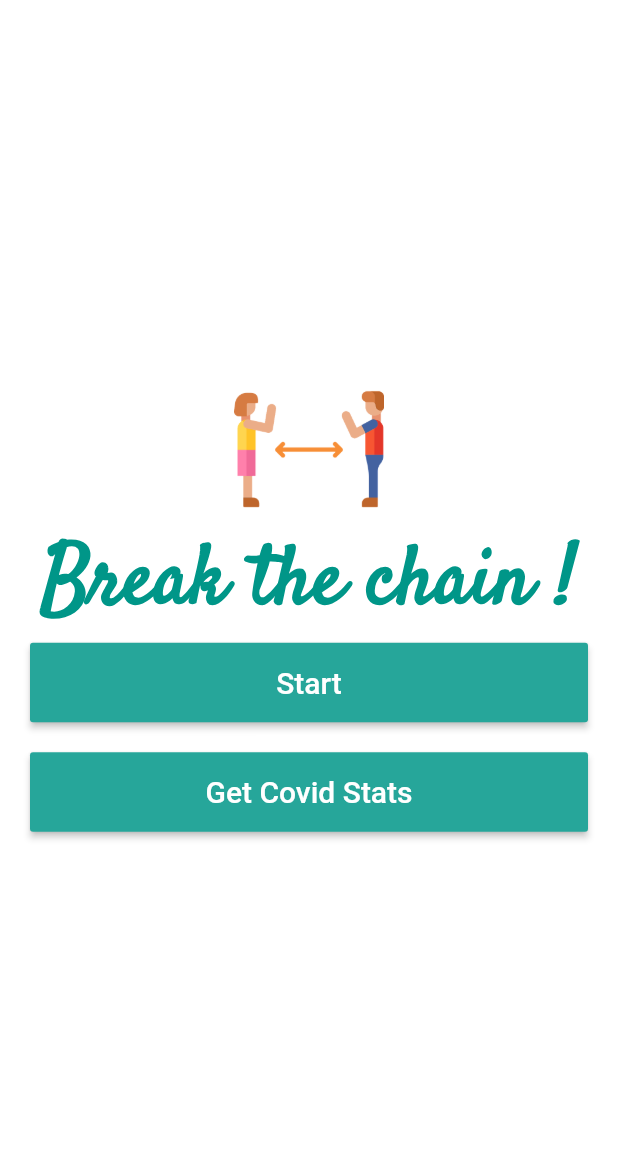
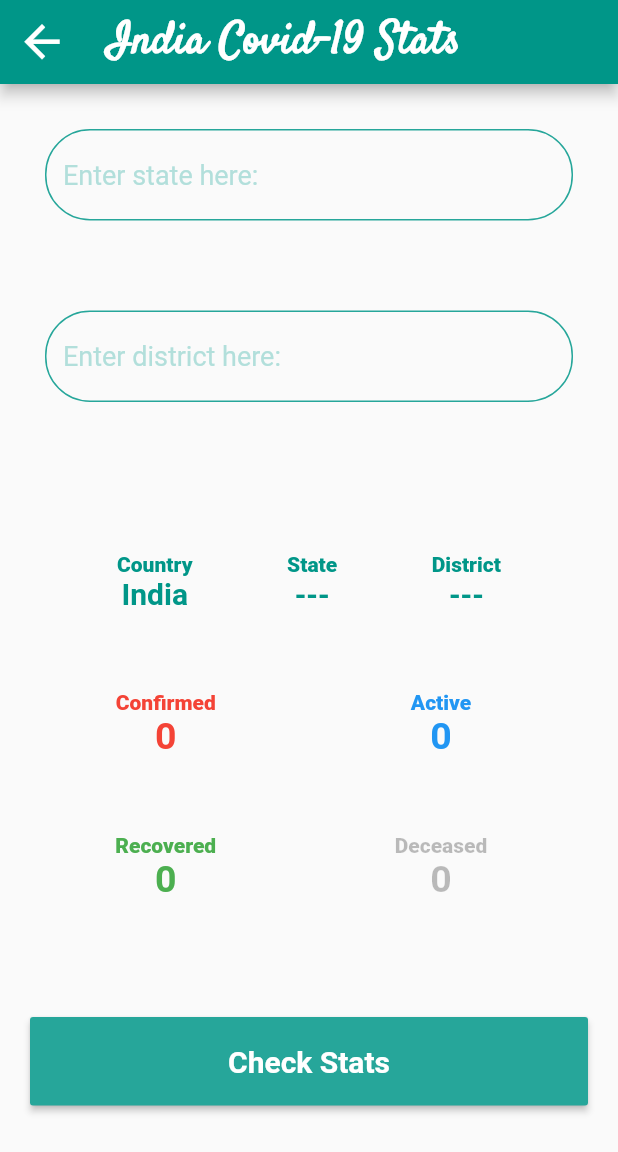
Before and after one commit to munish2301/Break-the-chain, a Flutter app: the HomePage screen opened by its route, after a tap on "Get Covid Stats", on a phone screen of 412 x 824 dp. Shown: the top 1152 px of the screen. Run offline on Flutter 3.47's test engine with Material 2 defaults, Android fonts, the light colour scheme and no system bars; missing offline and left inert: quartet; network calls fail.

Commit message:
Integrating API code with Covid Data UI

```diff
--- a/break_the_chain/lib/constants.dart
+++ b/break_the_chain/lib/constants.dart
@@ -11,3 +11,9 @@ const kHomePageButtonStyle = TextStyle(
   fontWeight: FontWeight.w500,
   fontSize: 20.0,
 );
+const kCovidDataTitleTextStyle = TextStyle(
+  color: Colors.white,
+  fontFamily: 'Satisfy',
+  fontWeight: FontWeight.bold,
+  fontSize: 30.0,
+);
--- /dev/null
+++ b/break_the_chain/lib/covid_data.dart
@@ -0,0 +1,16 @@
+import 'networking.dart';
+
+const indiaCovidStatURL = 'https://api.covid19india.org/data.json';
+const stateURL = 'https://api.covid19india.org/state_district_wise.json#';
+
+class CovidDataModel {
+  Future<dynamic> getIndiaStat() async {
+    Network net = Network(url: indiaCovidStatURL);
+    return await net.getData();
+  }
+
+  Future<dynamic> getDistrictStat() async {
+    Network net = Network(url: stateURL);
+    return await net.getData();
+  }
+}
--- /dev/null
+++ b/break_the_chain/lib/coviddatascreen.dart
@@ -0,0 +1,391 @@
+import 'package:break_the_chain/homepage.dart';
+import 'package:flutter/cupertino.dart';
+import 'package:flutter/material.dart';
+import 'package:quartet/quartet.dart';
+
+import 'constants.dart';
+import 'covid_data.dart';
+
+CovidDataModel cm = CovidDataModel();
+
+class CovidDataScreen extends StatefulWidget {
+  final dynamic coviddata;
+  CovidDataScreen({@required this.coviddata});
+  @override
+  _CovidDataScreenState createState() => _CovidDataScreenState();
+}
+
+class _CovidDataScreenState extends State<CovidDataScreen> {
+  final stateholder = TextEditingController();
+  final districtholder = TextEditingController();
+  String state;
+  String district;
+  int numOfActive;
+  int numOfDeaths;
+  int numOfRecoveries;
+  int numOfTotalCases;
+  @override
+  void initState() {
+    super.initState();
+    updateUI(widget.coviddata);
+  }
+
+  void updateUI(dynamic mydata) {
+    if (mydata == null) {
+      numOfActive = 0;
+      numOfDeaths = 0;
+      numOfRecoveries = 0;
+      numOfTotalCases = 0;
+      return;
+    }
+    setState(() {
+      bool isFine = ((state != null && district != null) &&
+          (mydata.containsKey(state) == true) &&
+          (mydata[state]['districtData'].containsKey(district) == true));
+      if (isFine == false) {
+        mydata = widget.coviddata;
+        state = '---';
+        district = '---';
+      }
+      numOfTotalCases = isFine
+          ? mydata[state]['districtData'][district]['confirmed']
+          : int.parse(mydata['cases_time_series'].last['totalconfirmed']);
+      numOfRecoveries = isFine
+          ? mydata[state]['districtData'][district]['recovered']
+          : int.parse(mydata['cases_time_series'].last['totalrecovered']);
+      numOfDeaths = isFine
+          ? mydata[state]['districtData'][district]['deceased']
+          : int.parse(mydata['cases_time_series'].last['totaldeceased']);
+      numOfActive = isFine
+          ? mydata[state]['districtData'][district]['active']
+          : numOfTotalCases - numOfRecoveries - numOfDeaths;
+    });
+  }
+
+  @override
+  Widget build(BuildContext context) {
+    return Scaffold(
+      appBar: AppBar(
+        leading: IconButton(
+          icon: Icon(
+            Icons.arrow_back,
+            color: Colors.white,
+          ),
+          iconSize: 35.0,
+          onPressed: () {
+            Navigator.pushNamed(context, HomePage.homepageId);
+          },
+        ),
+        backgroundColor: Colors.teal,
+        title: Text(
+          "India Covid-19 Stats",
+          style: kCovidDataTitleTextStyle,
+        ),
+      ),
+      body: SafeArea(
+        child: Container(
+          child: ListView(
+            children: <Widget>[
+              Container(
+                padding: EdgeInsets.all(15.0),
+                margin: EdgeInsets.all(15.0),
+                child: TextField(
+                  controller: stateholder,
+                  decoration: InputDecoration(
+                    enabledBorder: OutlineInputBorder(
+                      borderRadius: BorderRadius.circular(30.0),
+                      borderSide: BorderSide(color: Colors.teal[400]),
+                    ),
+                    focusedBorder: OutlineInputBorder(
+                      borderRadius: BorderRadius.circular(30.0),
+                      borderSide: BorderSide(color: Colors.teal, width: 2.0),
+                    ),
+                    fillColor: Colors.teal[400],
+                    focusColor: Colors.teal,
+                    hintText: 'Enter state here: ',
+                    hintStyle:
+                        TextStyle(color: Colors.teal[100], fontSize: 18.0),
+                  ),
+                  cursorColor: Colors.teal[400],
+                  style: TextStyle(color: Colors.teal[400], fontSize: 18.0),
+                  onChanged: (value) {
+                    state = value;
+                    state = titleCase(state.trim().toLowerCase());
+                  },
+                ),
+              ),
+              Container(
+                padding: EdgeInsets.all(15.0),
+                margin: EdgeInsets.all(15.0),
+                child: TextField(
+                  controller: districtholder,
+                  decoration: InputDecoration(
+                    enabledBorder: OutlineInputBorder(
+                      borderRadius: BorderRadius.circular(30.0),
+                      borderSide: BorderSide(color: Colors.teal[400]),
+                    ),
+                    focusedBorder: OutlineInputBorder(
+                      borderRadius: BorderRadius.circular(30.0),
+                      borderSide: BorderSide(color: Colors.teal, width: 2.0),
+                    ),
+                    fillColor: Colors.teal[400],
+                    focusColor: Colors.teal,
+                    hintText: 'Enter district here: ',
+                    hintStyle:
+                        TextStyle(color: Colors.teal[100], fontSize: 18.0),
+                  ),
+                  cursorColor: Colors.teal[400],
+                  style: TextStyle(color: Colors.teal[400], fontSize: 18.0),
+                  onChanged: (value) {
+                    district = value;
+                    district = titleCase(district.trim().toLowerCase());
+                  },
+                ),
+              ),
+              SizedBox(
+                height: 20.0,
+              ),
+              Container(
+                padding: EdgeInsets.all(15.0),
+                margin: EdgeInsets.all(15.0),
+                child: Column(
+                  children: [
+                    Row(
+                      mainAxisAlignment: MainAxisAlignment.spaceEvenly,
+                      children: [
+                        Flexible(
+                          //flex: 3,
+                          child: Container(
+                            margin: EdgeInsets.fromLTRB(0.0, 0.0, 15.0, 15.0),
+                            height: 80.0,
+                            child: Column(
+                              mainAxisAlignment: MainAxisAlignment.center,
+                              children: [
+                                Text(
+                                  "Country",
+                                  style: TextStyle(
+                                      color: Colors.teal,
+                                      fontWeight: FontWeight.w800),
+                                ),
+                                Text(
+                                  "India",
+                                  style: TextStyle(
+                                    color: Colors.teal,
+                                    fontWeight: FontWeight.bold,
+                                    fontSize: 20.0,
+                                  ),
+                                ),
+                              ],
+                            ),
+                          ),
+                        ),
+                        Flexible(
+                          //flex: 4,
+                          child: Container(
+                            margin: EdgeInsets.fromLTRB(0.0, 0.0, 15.0, 15.0),
+                            height: 80.0,
+                            child: Column(
+                              mainAxisAlignment: MainAxisAlignment.center,
+                              children: [
+                                Text(
+                                  "State",
+                                  style: TextStyle(
+                                      color: Colors.teal,
+                                      fontWeight: FontWeight.w800),
+                                ),
+                                FittedBox(
+                                  child: Text(
+                                    state == null ? '---' : state,
+                                    style: TextStyle(
+                                      color: Colors.teal,
+                                      fontWeight: FontWeight.bold,
+                                      fontSize: 20.0,
+                                    ),
+                                  ),
+                                  fit: BoxFit.scaleDown,
+                                ),
+                              ],
+                            ),
+                          ),
+                        ),
+                        Flexible(
+                          //flex: 3,
+                          child: Container(
+                            margin: EdgeInsets.fromLTRB(0.0, 0.0, 0.0, 15.0),
+                            height: 80.0,
+                            child: Column(
+                              mainAxisAlignment: MainAxisAlignment.center,
+                              children: [
+                                Text(
+                                  "District",
+                                  style: TextStyle(
+                                      color: Colors.teal,
+                                      fontWeight: FontWeight.w800),
+                                ),
+                                FittedBox(
+                                  child: Text(
+                                    district == null ? '---' : district,
+                                    style: TextStyle(
+                                      color: Colors.teal,
+                                      fontWeight: FontWeight.bold,
+                                      fontSize: 20.0,
+                                    ),
+                                  ),
+                                  fit: BoxFit.scaleDown,
+                                ),
+                              ],
+                            ),
+                          ),
+                        )
+                      ],
+                    ),
+                    Row(
+                      children: [
+                        Expanded(
+                          child: Container(
+                            margin: EdgeInsets.fromLTRB(0.0, 0.0, 15.0, 15.0),
+                            height: 80.0,
+                            child: Column(
+                              mainAxisAlignment: MainAxisAlignment.center,
+                              children: [
+                                Text(
+                                  "Confirmed",
+                                  style: TextStyle(
+                                      color: Colors.red,
+                                      fontWeight: FontWeight.w800),
+                                ),
+                                Text(
+                                  "$numOfTotalCases",
+                                  style: TextStyle(
+                                    color: Colors.red,
+                                    fontWeight: FontWeight.bold,
+                                    fontSize: 25.0,
+                                  ),
+                                ),
+                              ],
+                            ),
+                          ),
+                        ),
+                        Expanded(
+                          child: Container(
+                            margin: EdgeInsets.fromLTRB(0.0, 0.0, 0.0, 15.0),
+                            height: 80.0,
+                            child: Column(
+                              mainAxisAlignment: MainAxisAlignment.center,
+                              children: [
+                                Text(
+                                  "Active",
+                                  style: TextStyle(
+                                      color: Colors.blue,
+                                      fontWeight: FontWeight.w800),
+                                ),
+                                Text(
+                                  "$numOfActive",
+                                  style: TextStyle(
+                                    color: Colors.blue,
+                                    fontWeight: FontWeight.bold,
+                                    fontSize: 25.0,
+                                  ),
+                                ),
+                              ],
+                            ),
+                          ),
+                        )
+                      ],
+                    ),
+                    Row(
+                      children: [
+                        Expanded(
+                          child: Container(
+                            margin: EdgeInsets.fromLTRB(0.0, 0.0, 15.0, 0.0),
+                            height: 80.0,
+                            child: Column(
+                              mainAxisAlignment: MainAxisAlignment.center,
+                              children: [
+                                Text(
+                                  "Recovered",
+                                  style: TextStyle(
+                                      color: Colors.green,
+                                      fontWeight: FontWeight.w800),
+                                ),
+                                Text(
+                                  "$numOfRecoveries",
+                                  style: TextStyle(
+                                    color: Colors.green,
+                                    fontWeight: FontWeight.bold,
+                                    fontSize: 25.0,
+                                  ),
+                                ),
+                              ],
+                            ),
+                          ),
+                        ),
+                        Expanded(
+                          child: Container(
+                            margin: EdgeInsets.fromLTRB(0.0, 0.0, 0.0, 0.0),
+                            height: 80.0,
+                            child: Column(
+                              mainAxisAlignment: MainAxisAlignment.center,
+                              children: [
+                                Text(
+                                  "Deceased",
+                                  style: TextStyle(
+                                      color: Colors.black26,
+                                      fontWeight: FontWeight.w800),
+                                ),
+                                Text(
+                                  "$numOfDeaths",
+                                  style: TextStyle(
+                                    color: Colors.black26,
+                                    fontWeight: FontWeight.bold,
+                                    fontSize: 25.0,
+                                  ),
+                                ),
+                              ],
+                            ),
+                          ),
+                        )
+                      ],
+                    ),
+                  ],
+                ),
+              ),
+              SizedBox(
+                height: 10.0,
+              ),
+              Column(
+                crossAxisAlignment: CrossAxisAlignment.stretch,
+                children: [
+                  Container(
+                    margin: EdgeInsets.all(20.0),
+                    child: RaisedButton(
+                      padding: EdgeInsets.all(18.0),
+                      color: Colors.teal[400],
+                      focusColor: Colors.teal,
+                      child: Text(
+                        'Check Stats',
+                        style: TextStyle(
+                          fontSize: 20.0,
+                          fontWeight: FontWeight.w700,
+                          color: Colors.white,
+                        ),
+                      ),
+                      onPressed: () async {
+                        if (state != null && district != null) {
+                          var coviddata = await cm.getDistrictStat();
+                          stateholder.clear();
+                          districtholder.clear();
+                          updateUI(coviddata);
+                        }
+                      },
+                    ),
+                  ),
+                ],
+              ),
+            ],
+          ),
+        ),
+      ),
+    );
+  }
+}
--- a/break_the_chain/lib/homepage.dart
+++ b/break_the_chain/lib/homepage.dart
@@ -1,7 +1,9 @@
+import 'package:break_the_chain/coviddatascreen.dart';
 import 'package:flutter/cupertino.dart';
 import 'package:flutter/material.dart';
 
 import 'constants.dart';
+
 //Creating Homepage for our app!
 class HomePage extends StatefulWidget {
   static String homepageId = "HomePage";
@@ -20,6 +22,9 @@ class _HomePageState extends State<HomePage> {
             crossAxisAlignment: CrossAxisAlignment.stretch,
             mainAxisAlignment: MainAxisAlignment.center,
             children: [
+              Expanded(
+                child: SizedBox(),
+              ),
               Column(
                 crossAxisAlignment: CrossAxisAlignment.stretch,
                 mainAxisAlignment: MainAxisAlignment.center,
@@ -37,6 +42,9 @@ class _HomePageState extends State<HomePage> {
                     style: kHomePageTextStyle,
                   ),
                 ],
+              ),
+              Expanded(
+                child: SizedBox(),
               ),
               Column(
                 mainAxisAlignment: MainAxisAlignment.end,
@@ -65,7 +73,12 @@ class _HomePageState extends State<HomePage> {
                         "Get Covid Stats",
                         style: kHomePageButtonStyle,
                       ),
-                      onPressed: () {},
+                      onPressed: () {
+                        Navigator.push(context,
+                            MaterialPageRoute(builder: (context) {
+                          return CovidDataScreen();
+                        }));
+                      },
                     ),
                   ),
                 ],
--- /dev/null
+++ b/break_the_chain/lib/networking.dart
@@ -0,0 +1,17 @@
+import 'dart:convert';
+
+import 'package:http/http.dart' as http;
+
+class Network {
+  final String url;
+  Network({this.url});
+  Future getData() async {
+    http.Response response = await http.get(url);
+    if (response.statusCode == 200) {
+      String data = response.body;
+      return jsonDecode(data);
+    } else {
+      print("Status Code = $response.statusCode");
+    }
+  }
+}
```
Also changed, not shown: break_the_chain/pubspec.yaml (+4 -45 lines), break_the_chain/pubspec.lock, 40 other files.
